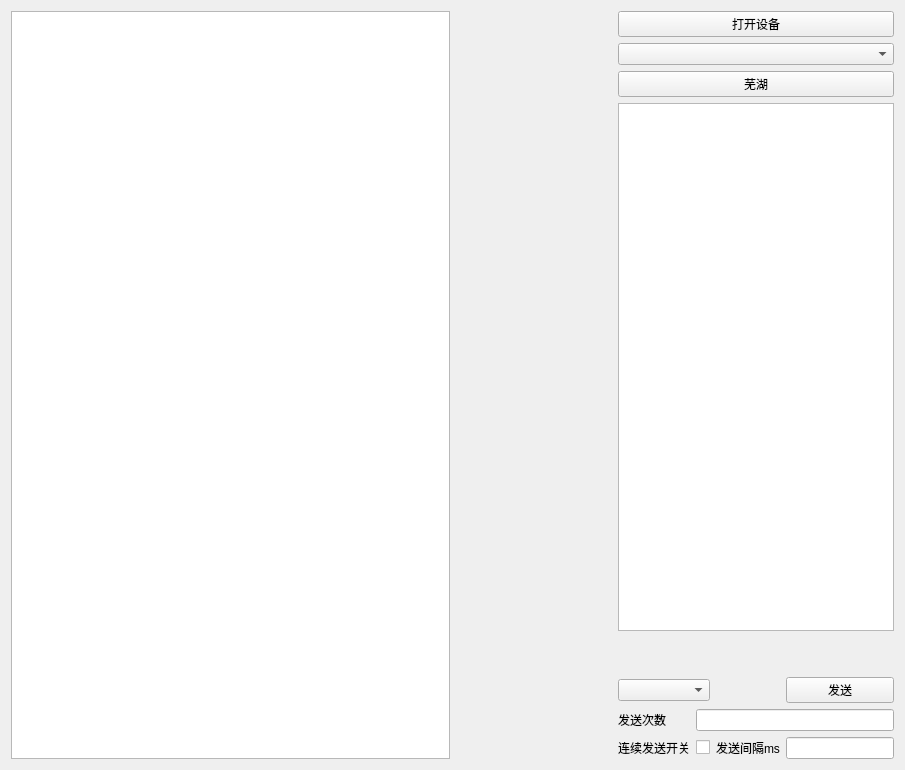
This is JiangCan_Tools/can.ui in flamboyante/file-tools as Qt 5 draws it before an edit. The edited form follows.
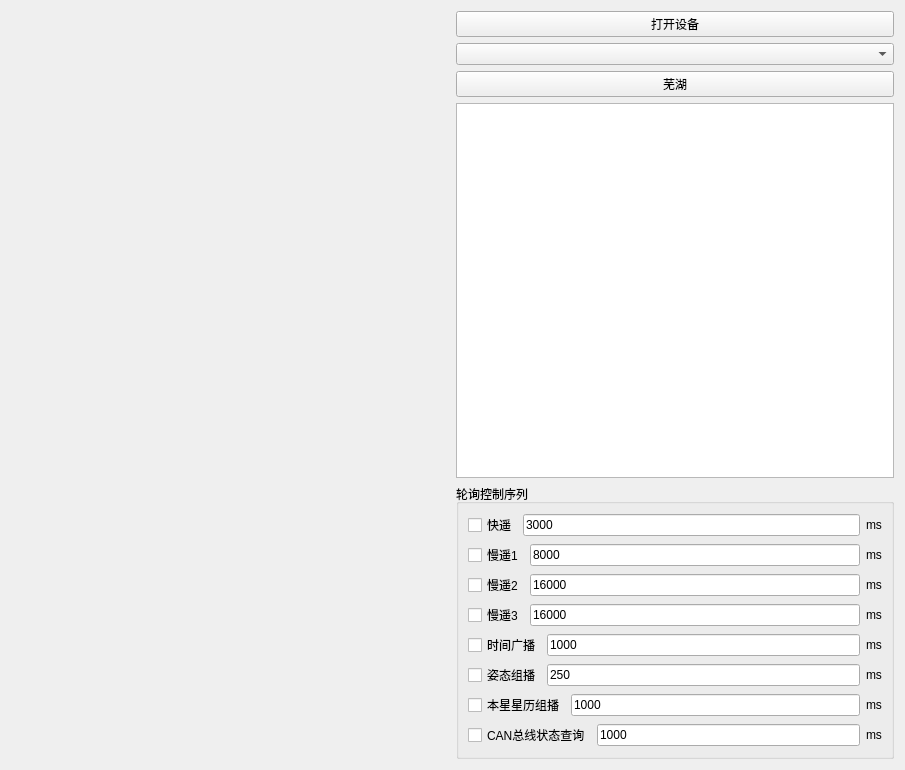
This is the edited form. Custom widgets are drawn as their Qt base class.

Diff of the .ui file:
```diff
--- a/JiangCan_Tools/can.ui
+++ b/JiangCan_Tools/can.ui
@@ -15,7 +15,18 @@
   </property>
   <layout class="QHBoxLayout" name="horizontalLayout_2">
    <item>
-    <widget class="QTextEdit" name="textEdit_Recv"/>
+    <widget class="QWidget" name="widget" native="true">
+     <widget class="QTextEdit" name="textEdit_Recv">
+      <property name="geometry">
+       <rect>
+        <x>-160</x>
+        <y>-10</y>
+        <width>433</width>
+        <height>752</height>
+       </rect>
+      </property>
+     </widget>
+    </widget>
    </item>
    <item>
     <layout class="QHBoxLayout" name="horizontalLayout">
@@ -59,95 +70,220 @@
         <widget class="QTextEdit" name="textEdit_Info"/>
        </item>
        <item>
-        <spacer name="verticalSpacer">
-         <property name="orientation">
-          <enum>Qt::Vertical</enum>
+        <widget class="QGroupBox" name="groupBox">
+         <property name="title">
+          <string>轮询控制序列</string>
          </property>
-         <property name="sizeType">
-          <enum>QSizePolicy::Fixed</enum>
-         </property>
-         <property name="sizeHint" stdset="0">
-          <size>
-           <width>20</width>
-           <height>40</height>
-          </size>
-         </property>
-        </spacer>
+         <layout class="QVBoxLayout" name="verticalLayout_4">
+          <item>
+           <layout class="QHBoxLayout" name="horizontalLayout_3">
+            <item>
+             <widget class="QCheckBox" name="checkBox_fast">
+              <property name="text">
+               <string>快遥</string>
+              </property>
+             </widget>
+            </item>
+            <item>
+             <widget class="QLineEdit" name="lineEdit_fast">
+              <property name="text">
+               <string>3000</string>
+              </property>
+             </widget>
        </item>
        <item>
-        <layout class="QGridLayout" name="gridLayout">
-         <item row="2" column="1">
-          <widget class="QCheckBox" name="checkBox_sendFlag">
+             <widget class="QLabel" name="label_4">
            <property name="text">
-            <string/>
+               <string>ms</string>
            </property>
           </widget>
          </item>
-         <item row="2" column="3">
-          <widget class="EditableComboBox" name="comboBox_sendTime_lag">
-           <property name="editable" stdset="0">
-            <bool>true</bool>
+           </layout>
+          </item>
+          <item>
+           <layout class="QHBoxLayout" name="horizontalLayout_4">
+            <item>
+             <widget class="QCheckBox" name="checkBox_slow1">
+              <property name="text">
+               <string>慢遥1</string>
            </property>
           </widget>
          </item>
-         <item row="2" column="2">
-          <widget class="QLabel" name="label_3">
+            <item>
+             <widget class="QLineEdit" name="lineEdit_slow1">
            <property name="text">
-            <string>发送间隔ms</string>
+               <string>8000</string>
            </property>
           </widget>
          </item>
-         <item row="0" column="3">
-          <widget class="QPushButton" name="pushButton_Send">
+            <item>
+             <widget class="QLabel" name="label_5">
            <property name="text">
-            <string>发送</string>
+               <string>ms</string>
            </property>
           </widget>
          </item>
-         <item row="2" column="0">
-          <widget class="QLabel" name="label">
+           </layout>
+          </item>
+          <item>
+           <layout class="QHBoxLayout" name="horizontalLayout_5">
+            <item>
+             <widget class="QCheckBox" name="checkBox_slow2">
            <property name="text">
-            <string>连续发送开关</string>
+               <string>慢遥2</string>
            </property>
           </widget>
          </item>
-         <item row="1" column="1" colspan="3">
-          <widget class="EditableComboBox" name="comboBox_sendTimes">
-           <property name="editable" stdset="0">
-            <bool>true</bool>
+            <item>
+             <widget class="QLineEdit" name="lineEdit_slow2">
+              <property name="text">
+               <string>16000</string>
            </property>
           </widget>
          </item>
-         <item row="0" column="0" colspan="2">
-          <widget class="QComboBox" name="comboBox_Ycyk"/>
-         </item>
-         <item row="1" column="0">
-          <widget class="QLabel" name="label_2">
+            <item>
+             <widget class="QLabel" name="label_6">
+              <property name="text">
+               <string>ms</string>
+              </property>
+             </widget>
+            </item>
+           </layout>
+          </item>
+          <item>
+           <layout class="QHBoxLayout" name="horizontalLayout_6">
+            <item>
+             <widget class="QCheckBox" name="checkBox_slow3">
            <property name="text">
-            <string>发送次数</string>
+               <string>慢遥3</string>
            </property>
           </widget>
          </item>
-        </layout>
-       </item>
-      </layout>
-     </item>
-    </layout>
-   </item>
-  </layout>
- </widget>
- <customwidgets>
-  <customwidget>
-   <class>LineEdit</class>
-   <extends>QLineEdit</extends>
-   <header>qfluentwidgets</header>
-  </customwidget>
-  <customwidget>
-   <class>EditableComboBox</class>
-   <extends>LineEdit</extends>
-   <header>qfluentwidgets</header>
-  </customwidget>
- </customwidgets>
+            <item>
+             <widget class="QLineEdit" name="lineEdit_slow3">
+              <property name="text">
+               <string>16000</string>
+              </property>
+             </widget>
+            </item>
+            <item>
+             <widget class="QLabel" name="label_7">
+              <property name="text">
+               <string>ms</string>
+              </property>
+             </widget>
+            </item>
+           </layout>
+          </item>
+          <item>
+           <layout class="QHBoxLayout" name="horizontalLayout_7">
+            <item>
+             <widget class="QCheckBox" name="checkBox_time">
+              <property name="text">
+               <string>时间广播</string>
+              </property>
+             </widget>
+            </item>
+            <item>
+             <widget class="QLineEdit" name="lineEdit_time">
+              <property name="text">
+               <string>1000</string>
+              </property>
+             </widget>
+            </item>
+            <item>
+             <widget class="QLabel" name="label_8">
+              <property name="text">
+               <string>ms</string>
+              </property>
+             </widget>
+            </item>
+           </layout>
+          </item>
+          <item>
+           <layout class="QHBoxLayout" name="horizontalLayout_9">
+            <item>
+             <widget class="QCheckBox" name="checkBox_attitude">
+              <property name="text">
+               <string>姿态组播</string>
+              </property>
+             </widget>
+            </item>
+            <item>
+             <widget class="QLineEdit" name="lineEdit_attitude">
+              <property name="text">
+               <string>250</string>
+              </property>
+             </widget>
+            </item>
+            <item>
+             <widget class="QLabel" name="label_10">
+              <property name="text">
+               <string>ms</string>
+              </property>
+             </widget>
+            </item>
+           </layout>
+          </item>
+          <item>
+           <layout class="QHBoxLayout" name="horizontalLayout_8">
+            <item>
+             <widget class="QCheckBox" name="checkBox_star">
+              <property name="text">
+               <string>本星星历组播</string>
+              </property>
+             </widget>
+            </item>
+            <item>
+             <widget class="QLineEdit" name="lineEdit_star">
+              <property name="text">
+               <string>1000</string>
+              </property>
+             </widget>
+            </item>
+            <item>
+             <widget class="QLabel" name="label_9">
+              <property name="text">
+               <string>ms</string>
+              </property>
+             </widget>
+            </item>
+           </layout>
+          </item>
+          <item>
+           <layout class="QHBoxLayout" name="horizontalLayout_10">
+            <item>
+             <widget class="QCheckBox" name="checkBox_bus_state">
+              <property name="text">
+               <string>CAN总线状态查询</string>
+              </property>
+             </widget>
+            </item>
+            <item>
+             <widget class="QLineEdit" name="lineEdit_bus_state">
+              <property name="text">
+               <string>1000</string>
+              </property>
+             </widget>
+            </item>
+            <item>
+             <widget class="QLabel" name="label_11">
+              <property name="text">
+               <string>ms</string>
+              </property>
+             </widget>
+            </item>
+           </layout>
+          </item>
+         </layout>
+        </widget>
+       </item>
+      </layout>
+     </item>
+    </layout>
+   </item>
+  </layout>
+ </widget>
  <resources/>
  <connections/>
 </ui>
```
Lines whose indentation alone changed are shown as unchanged.
